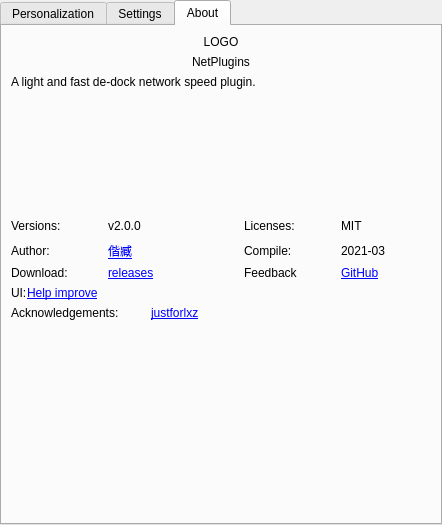
Above: dde-dock-plugin/WinDdeDockSetting.ui from XMuli/NetSpeed before the change. Below: the same form after it.
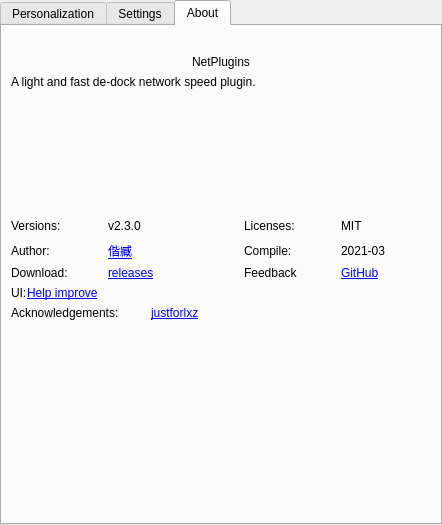
That is the form after the change. The open tabs and pages were chosen to show the change. Icons and pictures are not drawn.

```diff
--- a/dde-dock-plugin/WinDdeDockSetting.ui
+++ b/dde-dock-plugin/WinDdeDockSetting.ui
@@ -709,7 +709,10 @@
        <item>
         <widget class="QLabel" name="label_92">
          <property name="text">
-          <string>LOGO</string>
+          <string/>
+         </property>
+         <property name="pixmap">
+          <pixmap resource="../resources.qrc">:/resource/images/NetSpeed.svg</pixmap>
          </property>
          <property name="alignment">
           <set>Qt::AlignCenter</set>
@@ -849,7 +852,7 @@
          <item row="0" column="1">
           <widget class="QLabel" name="label_104">
            <property name="text">
-            <string>v2.0.0</string>
+            <string>v2.3.0</string>
            </property>
            <property name="openExternalLinks">
             <bool>false</bool>
```
Left out of the diff: 4 changed lines with no effect on the pictures.
